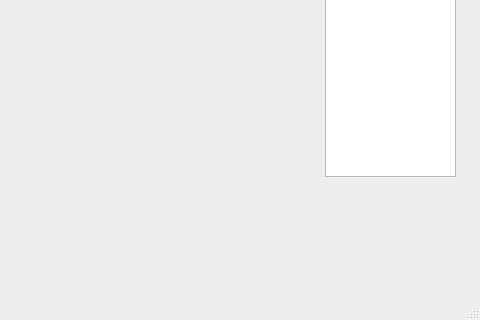
Iledius/NysseGame, file Game/gamewindow.ui: the form before one commit; both pictures show x 795 to 1275 and y 324 to 644 of the 1275 by 644 pixel window.
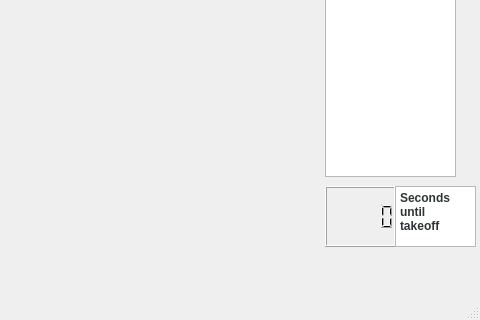
The form after the commit.

Commit message: added 1 minute timer to game

Patch:
```diff
--- a/Game/gamewindow.ui
+++ b/Game/gamewindow.ui
@@ -76,6 +76,35 @@
      </rect>
     </property>
    </widget>
+   <widget class="QLCDNumber" name="timeDisplay">
+    <property name="geometry">
+     <rect>
+      <x>1120</x>
+      <y>510</y>
+      <width>71</width>
+      <height>61</height>
+     </rect>
+    </property>
+   </widget>
+   <widget class="QTextBrowser" name="textBrowser">
+    <property name="geometry">
+     <rect>
+      <x>1190</x>
+      <y>510</y>
+      <width>81</width>
+      <height>61</height>
+     </rect>
+    </property>
+    <property name="html">
+     <string>&lt;!DOCTYPE HTML PUBLIC &quot;-//W3C//DTD HTML 4.0//EN&quot; &quot;http://www.w3.org/TR/REC-html40/strict.dtd&quot;&gt;
+&lt;html&gt;&lt;head&gt;&lt;meta name=&quot;qrichtext&quot; content=&quot;1&quot; /&gt;&lt;style type=&quot;text/css&quot;&gt;
+p, li { white-space: pre-wrap; }
+&lt;/style&gt;&lt;/head&gt;&lt;body style=&quot; font-family:'Ubuntu'; font-size:11pt; font-weight:400; font-style:normal;&quot;&gt;
+&lt;p style=&quot; margin-top:0px; margin-bottom:0px; margin-left:0px; margin-right:0px; -qt-block-indent:0; text-indent:0px;&quot;&gt;&lt;span style=&quot; font-size:9pt; font-weight:600; color:#2e3436;&quot;&gt;Seconds&lt;/span&gt;&lt;/p&gt;
+&lt;p style=&quot; margin-top:0px; margin-bottom:0px; margin-left:0px; margin-right:0px; -qt-block-indent:0; text-indent:0px;&quot;&gt;&lt;span style=&quot; font-size:9pt; font-weight:600; color:#2e3436;&quot;&gt;until &lt;/span&gt;&lt;/p&gt;
+&lt;p style=&quot; margin-top:0px; margin-bottom:0px; margin-left:0px; margin-right:0px; -qt-block-indent:0; text-indent:0px;&quot;&gt;&lt;span style=&quot; font-size:9pt; font-weight:600; color:#2e3436;&quot;&gt;takeoff&lt;/span&gt;&lt;/p&gt;&lt;/body&gt;&lt;/html&gt;</string>
+    </property>
+   </widget>
   </widget>
   <widget class="QMenuBar" name="menubar">
    <property name="geometry">
```
Left out of the diff: 2 changed lines with no effect on the pictures. The commit also changes 2 other files.
